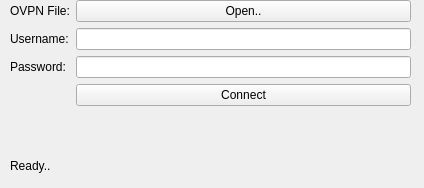
The window that src/ui/form.ui (guy-keller/openvpn3-qt) describes before a commit, drawn with Qt 5.
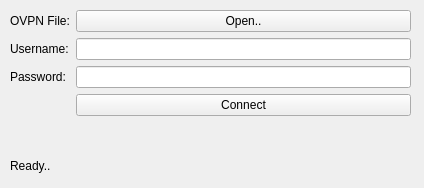
The same window after the commit.

```diff
--- a/src/ui/form.ui
+++ b/src/ui/form.ui
@@ -18,7 +18,7 @@
     <property name="geometry">
      <rect>
       <x>10</x>
-      <y>0</y>
+      <y>10</y>
       <width>401</width>
       <height>141</height>
      </rect>
```
